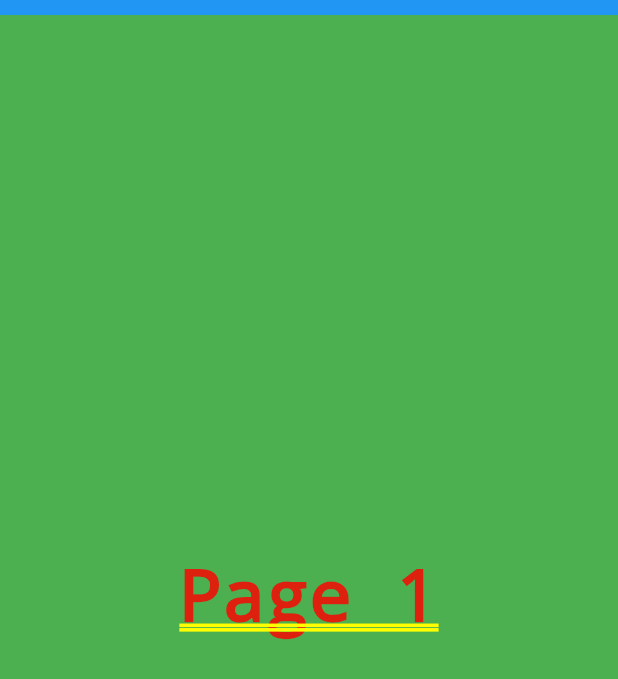
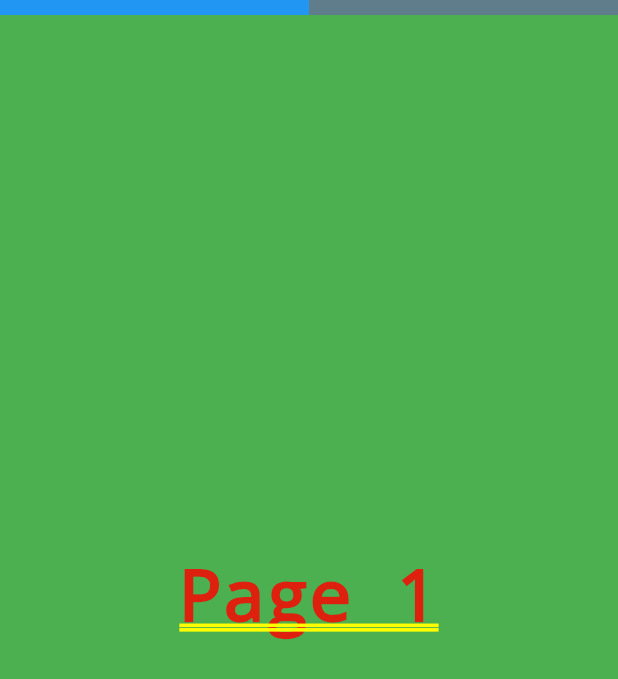
Before and after one commit to surenyonjan/page_forms, a Flutter app: the screen it shows after launch, on a phone screen of 412 x 824 dp. Shown: the top 679 px of the screen. Run offline on Flutter 3.47's test engine with Material 2 defaults, Android fonts, the phone set to English and light mode, and no system bars.

Commit message:
progress bar with different indicator color and background color

```diff
--- a/lib/page_forms.dart
+++ b/lib/page_forms.dart
@@ -15,6 +15,7 @@ final ThemeData _kThemeData = ThemeData(
 );
 final double _kProgressIndicatorHeight = 10.0;
 final Color _kProgressIndicatorColor = Colors.blue;
+final Color _kProgressBackgroundColor = Colors.blueGrey;
 
 class PageForms extends StatefulWidget {
 
@@ -44,6 +45,7 @@ class PageFormsState extends State<PageForms> with SingleTickerProviderStateMixi
   final List<PageField> pages;
   final int startIndex;
 
+  AnimationController _pageProgress;
   PageFormsState({
     @required this.themeData,
     @required this.progressIndicatorHeight,
@@ -51,6 +53,20 @@ class PageFormsState extends State<PageForms> with SingleTickerProviderStateMixi
     @required this.pages,
     @required this.startIndex,
   });
+
+  @override
+  void initState() {
+    super.initState();
+    _pageProgress = AnimationController(
+      value: startIndex.toDouble(),
+      lowerBound: 0.0,
+      upperBound: (pages.length - 1).toDouble(),
+      vsync: this,
+    );
+    _pageProgress.addListener(() {
+      setState(() {});
+    });
+  }
 
   @override
   Widget build(BuildContext cxt) {
@@ -68,13 +84,23 @@ class PageFormsState extends State<PageForms> with SingleTickerProviderStateMixi
             pages: pages,
             startIndex: startIndex,
           ),
+          // progress indicator background
+          Positioned(
+            top: statusBarHeight,
+            left: 0.0,
+            child: Container(
+              color: _kProgressBackgroundColor,
+              width: screenWidth,
+              height: progressIndicatorHeight,
+            ),
+          ),
           // progress indicator
           Positioned(
             top: statusBarHeight,
             left: 0.0,
             child: Container(
               color: progressIndicatorColor,
-              width: screenWidth,
+              width: ((_pageProgress.value + 1) / pages.length) * screenWidth,
               height: progressIndicatorHeight,
             ),
           ),
```
